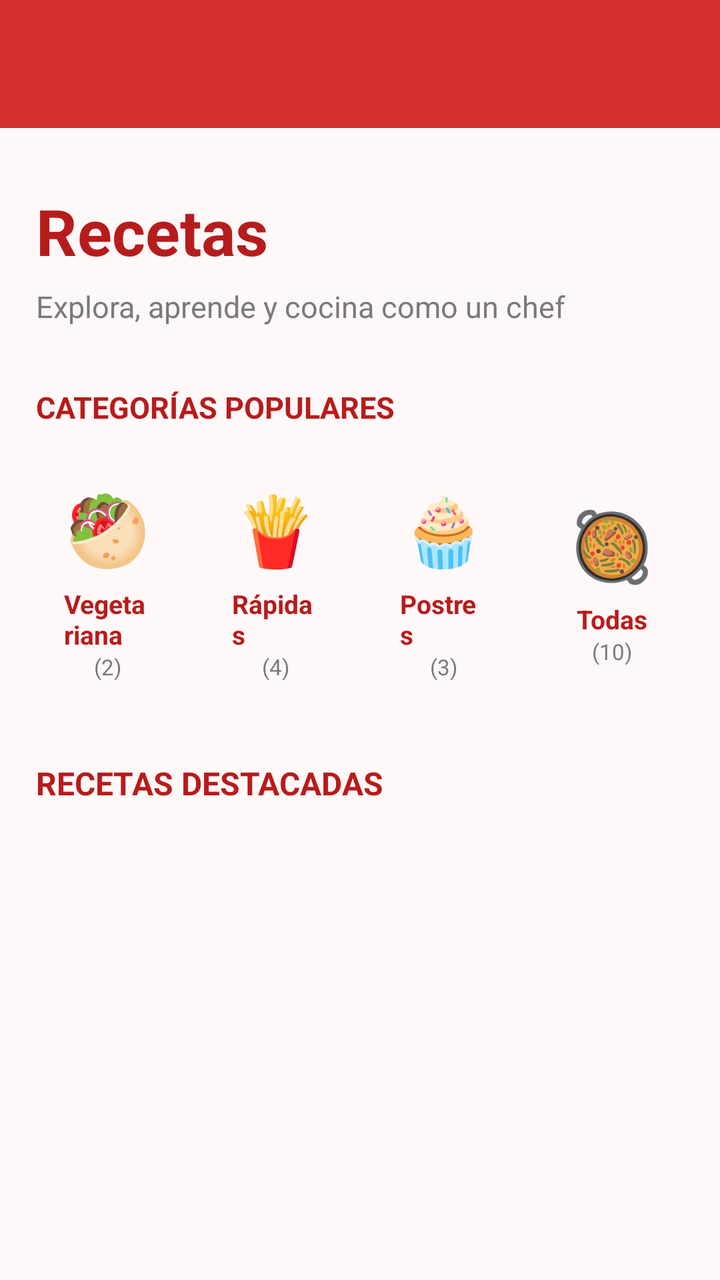
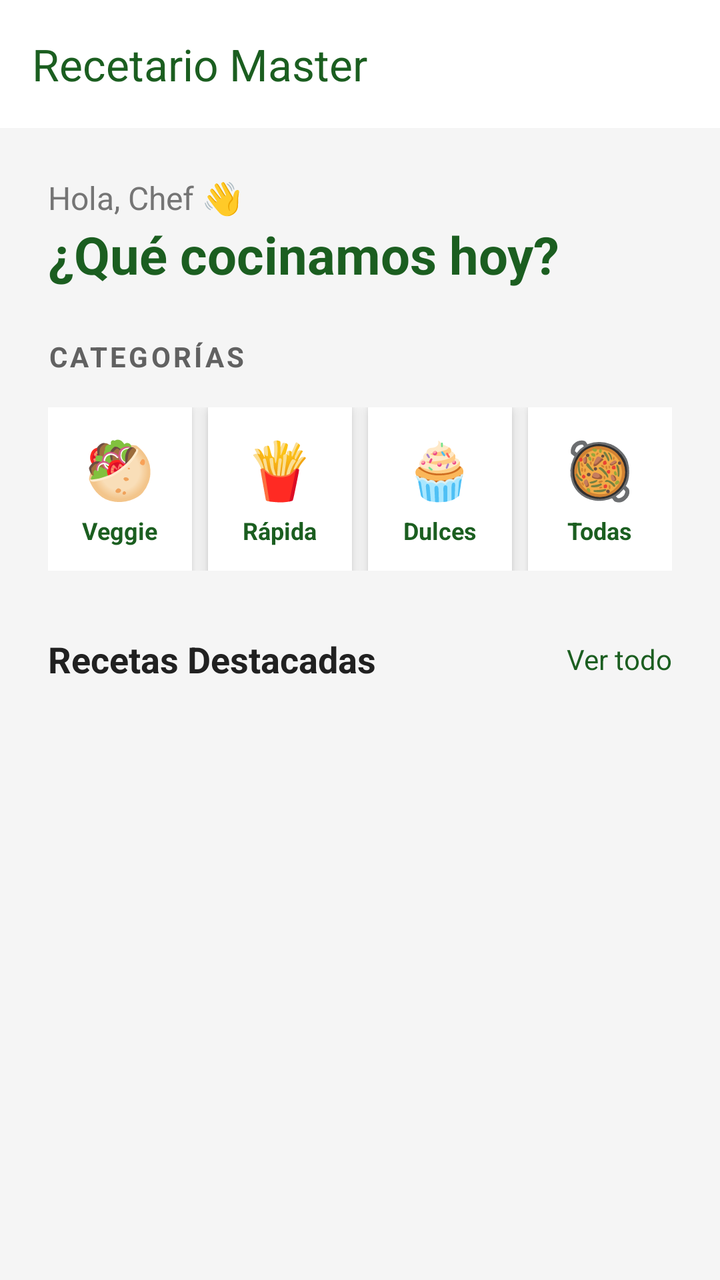

Compare the two renders of this Android layout. The source of the first and the diff that turns it into the second are given below.
<!-- AndroidManifest.xml: application theme Theme.Bibliotecadigital -->
<!-- res/layout/activity_main.xml -->
<?xml version="1.0" encoding="utf-8"?>
<LinearLayout xmlns:android="http://schemas.android.com/apk/res/android"
    android:layout_width="match_parent"
    android:layout_height="match_parent"
    android:orientation="vertical"
    android:background="#FFF8F8">

    
    <androidx.appcompat.widget.Toolbar
        android:id="@+id/toolbar"
        android:layout_width="match_parent"
        android:layout_height="wrap_content"
        android:background="#D32F2F"
        android:elevation="6dp"
        android:title="Recetas"
        android:titleTextColor="#FFFFFF" />

    <ScrollView
        android:layout_width="match_parent"
        android:layout_height="match_parent">

        <LinearLayout
            android:layout_width="match_parent"
            android:layout_height="wrap_content"
            android:orientation="vertical"
            android:padding="18dp">

            
            <TextView
                android:layout_width="match_parent"
                android:layout_height="wrap_content"
                android:text="Recetas"
                android:textSize="32sp"
                android:textStyle="bold"
                android:textColor="#B71C1C"
                android:layout_marginTop="12dp"
                android:layout_marginBottom="6dp" />

            <TextView
                android:layout_width="match_parent"
                android:layout_height="wrap_content"
                android:text="Explora, aprende y cocina como un chef"
                android:textSize="15sp"
                android:textColor="#7A7A7A"
                android:gravity="left"
                android:layout_marginBottom="30dp" />

            
            <TextView
                android:layout_width="match_parent"
                android:layout_height="wrap_content"
                android:text="CATEGORÍAS POPULARES"
                android:textSize="15sp"
                android:textStyle="bold"
                android:textColor="#B71C1C"
                android:layout_marginBottom="14dp" />

            <LinearLayout
                android:layout_width="match_parent"
                android:layout_height="wrap_content"
                android:orientation="horizontal"
                android:gravity="center"
                android:layout_marginBottom="26dp">

                
                
                

                
                <LinearLayout
                    android:id="@+id/btnCategoryVegetariana"
                    android:layout_width="0dp"
                    android:layout_height="wrap_content"
                    android:layout_weight="1"
                    android:padding="14dp"
                    android:background="@drawable/card_red_background"
                    android:orientation="vertical"
                    android:gravity="center"
                    android:layout_marginEnd="6dp">

                    <TextView
                        android:layout_width="wrap_content"
                        android:layout_height="wrap_content"
                        android:text="🥙"
                        android:textSize="34sp"
                        android:layout_marginBottom="6dp" />

                    <TextView
                        android:layout_width="wrap_content"
                        android:layout_height="wrap_content"
                        android:text="Vegetariana"
                        android:textSize="13sp"
                        android:textStyle="bold"
                        android:textColor="#B71C1C" />

                    <TextView
                        android:layout_width="wrap_content"
                        android:layout_height="wrap_content"
                        android:text="(2)"
                        android:textSize="11sp"
                        android:textColor="#7A7A7A" />
                </LinearLayout>

                
                <LinearLayout
                    android:id="@+id/btnCategoryRapida"
                    android:layout_width="0dp"
                    android:layout_height="wrap_content"
                    android:layout_weight="1"
                    android:padding="14dp"
                    android:background="@drawable/card_red_background"
                    android:orientation="vertical"
                    android:gravity="center"
                    android:layout_marginStart="6dp"
                    android:layout_marginEnd="6dp">

                    <TextView
                        android:layout_width="wrap_content"
                        android:layout_height="wrap_content"
                        android:text="🍟"
                        android:textSize="34sp"
                        android:layout_marginBottom="6dp" />

                    <TextView
                        android:layout_width="wrap_content"
                        android:layout_height="wrap_content"
                        android:text="Rápidas"
                        android:textSize="13sp"
                        android:textStyle="bold"
                        android:textColor="#B71C1C" />

                    <TextView
                        android:layout_width="wrap_content"
                        android:layout_height="wrap_content"
                        android:text="(4)"
                        android:textSize="11sp"
                        android:textColor="#7A7A7A" />
                </LinearLayout>

                
                <LinearLayout
                    android:id="@+id/btnCategoryPostres"
                    android:layout_width="0dp"
                    android:layout_height="wrap_content"
                    android:layout_weight="1"
                    android:padding="14dp"
                    android:background="@drawable/card_red_background"
                    android:orientation="vertical"
                    android:gravity="center"
                    android:layout_marginStart="6dp"
                    android:layout_marginEnd="6dp">

                    <TextView
                        android:layout_width="wrap_content"
                        android:layout_height="wrap_content"
                        android:text="🧁"
                        android:textSize="34sp"
                        android:layout_marginBottom="6dp" />

                    <TextView
                        android:layout_width="wrap_content"
                        android:layout_height="wrap_content"
                        android:text="Postres"
                        android:textSize="13sp"
                        android:textStyle="bold"
                        android:textColor="#B71C1C" />

                    <TextView
                        android:layout_width="wrap_content"
                        android:layout_height="wrap_content"
                        android:text="(3)"
                        android:textSize="11sp"
                        android:textColor="#7A7A7A" />
                </LinearLayout>

                
                <LinearLayout
                    android:id="@+id/btnCategoryTodas"
                    android:layout_width="0dp"
                    android:layout_height="wrap_content"
                    android:layout_weight="1"
                    android:padding="14dp"
                    android:background="@drawable/card_red_background"
                    android:orientation="vertical"
                    android:gravity="center"
                    android:layout_marginStart="6dp">

                    <TextView
                        android:layout_width="wrap_content"
                        android:layout_height="wrap_content"
                        android:text="🥘"
                        android:textSize="34sp"
                        android:layout_marginBottom="6dp" />

                    <TextView
                        android:layout_width="wrap_content"
                        android:layout_height="wrap_content"
                        android:text="Todas"
                        android:textSize="13sp"
                        android:textStyle="bold"
                        android:textColor="#B71C1C" />

                    <TextView
                        android:layout_width="wrap_content"
                        android:layout_height="wrap_content"
                        android:text="(10)"
                        android:textSize="11sp"
                        android:textColor="#7A7A7A" />
                </LinearLayout>
            </LinearLayout>

            
            <TextView
                android:layout_width="match_parent"
                android:layout_height="wrap_content"
                android:text="RECETAS DESTACADAS"
                android:textSize="16sp"
                android:textStyle="bold"
                android:textColor="#B71C1C"
                android:layout_marginBottom="10dp" />

            <androidx.recyclerview.widget.RecyclerView
                android:id="@+id/recetasRecyclerView1"
                android:layout_width="match_parent"
                android:layout_height="wrap_content"
                android:layout_marginTop="8dp" />

        </LinearLayout>

    </ScrollView>

</LinearLayout>
<!-- resources referenced by this layout -->
<resources>
  <!-- drawable card_red_background (drawable) -->
  <?xml version="1.0" encoding="utf-8"?>
  <selector xmlns:android="http://schemas.android.com/apk/res/android"
      android:shape="rectangle">
  
      
      <solid android:color="#D32F2F" />
  
      
      <corners android:radius="12dp" />
  
      
      <padding
          android:left="8dp"
          android:top="8dp"
          android:right="8dp"
          android:bottom="8dp" />
  </selector>
  <style name="Theme.Bibliotecadigital" parent="Base.Theme.Bibliotecadigital" />
  <style name="Base.Theme.Bibliotecadigital" parent="Theme.Material3.DayNight.NoActionBar">
          
          
      </style>
</resources>

<!-- the commit's change to res/layout/activity_main.xml (unified diff, before → after) -->
@@ -1,229 +1,227 @@
 <?xml version="1.0" encoding="utf-8"?>
 <LinearLayout xmlns:android="http://schemas.android.com/apk/res/android"
+    xmlns:app="http://schemas.android.com/apk/res-auto"
+    xmlns:tools="http://schemas.android.com/tools"
     android:layout_width="match_parent"
     android:layout_height="match_parent"
     android:orientation="vertical"
-    android:background="#FFF8F8">
-
-    
+    android:background="#F5F5F5">
+
     <androidx.appcompat.widget.Toolbar
         android:id="@+id/toolbar"
         android:layout_width="match_parent"
-        android:layout_height="wrap_content"
-        android:background="#D32F2F"
-        android:elevation="6dp"
-        android:title="Recetas"
-        android:titleTextColor="#FFFFFF" />
+        android:layout_height="?attr/actionBarSize"
+        android:background="@android:color/white"
+        android:elevation="4dp"
+        app:title="Recetario Master"
+        app:titleTextColor="#1B5E20"
+        app:theme="@style/EstiloToolbarVerde"
+        app:popupTheme="@style/EstiloPopupRedondo" />
 
     <ScrollView
         android:layout_width="match_parent"
-        android:layout_height="match_parent">
+        android:layout_height="match_parent"
+        android:scrollbars="none">
 
         <LinearLayout
             android:layout_width="match_parent"
             android:layout_height="wrap_content"
             android:orientation="vertical"
-            android:padding="18dp">
-
-            
+            android:paddingStart="24dp"
+            android:paddingEnd="24dp"
+            android:paddingTop="24dp"
+            android:paddingBottom="24dp">
+
+            <LinearLayout
+                android:layout_width="match_parent"
+                android:layout_height="wrap_content"
+                android:orientation="vertical"
+                android:layout_marginBottom="24dp">
+
+                <TextView
+                    android:layout_width="wrap_content"
+                    android:layout_height="wrap_content"
+                    android:text="Hola, Chef 👋"
+                    android:textSize="16sp"
+                    android:textColor="#757575" />
+
+                <TextView
+                    android:layout_width="wrap_content"
+                    android:layout_height="wrap_content"
+                    android:text="¿Qué cocinamos hoy?"
+                    android:textSize="26sp"
+                    android:textStyle="bold"
+                    android:textColor="#1B5E20" />
+            </LinearLayout>
+
             <TextView
                 android:layout_width="match_parent"
                 android:layout_height="wrap_content"
-                android:text="Recetas"
-                android:textSize="32sp"
+                android:text="CATEGORÍAS"
+                android:textSize="14sp"
                 android:textStyle="bold"
-                android:textColor="#B71C1C"
-                android:layout_marginTop="12dp"
-                android:layout_marginBottom="6dp" />
-
-            <TextView
-                android:layout_width="match_parent"
-                android:layout_height="wrap_content"
-                android:text="Explora, aprende y cocina como un chef"
-                android:textSize="15sp"
-                android:textColor="#7A7A7A"
-                android:gravity="left"
-                android:layout_marginBottom="30dp" />
-
-            
-            <TextView
-                android:layout_width="match_parent"
-                android:layout_height="wrap_content"
-                android:text="CATEGORÍAS POPULARES"
-                android:textSize="15sp"
-                android:textStyle="bold"
-                android:textColor="#B71C1C"
-                android:layout_marginBottom="14dp" />
+                android:letterSpacing="0.1"
+                android:textColor="#616161"
+                android:layout_marginBottom="16dp" />
 
             <LinearLayout
                 android:layout_width="match_parent"
                 android:layout_height="wrap_content"
                 android:orientation="horizontal"
-                android:gravity="center"
-                android:layout_marginBottom="26dp">
-
-                
-                
-                
-
-                
+                android:baselineAligned="false"
+                android:layout_marginBottom="32dp">
+
                 <LinearLayout
                     android:id="@+id/btnCategoryVegetariana"
                     android:layout_width="0dp"
                     android:layout_height="wrap_content"
                     android:layout_weight="1"
-                    android:padding="14dp"
-                    android:background="@drawable/card_red_background"
-                    android:orientation="vertical"
-                    android:gravity="center"
-                    android:layout_marginEnd="6dp">
+                    android:orientation="vertical"
+                    android:gravity="center"
+                    android:padding="12dp"
+                    android:background="@android:color/white"
+                    android:elevation="4dp"
+                    android:layout_marginEnd="8dp">
 
                     <TextView
                         android:layout_width="wrap_content"
                         android:layout_height="wrap_content"
                         android:text="🥙"
-                        android:textSize="34sp"
-                        android:layout_marginBottom="6dp" />
-
-                    <TextView
-                        android:layout_width="wrap_content"
-                        android:layout_height="wrap_content"
-                        android:text="Vegetariana"
-                        android:textSize="13sp"
-                        android:textStyle="bold"
-                        android:textColor="#B71C1C" />
-
-                    <TextView
-                        android:layout_width="wrap_content"
-                        android:layout_height="wrap_content"
-                        android:text="(2)"
-                        android:textSize="11sp"
-                        android:textColor="#7A7A7A" />
-                </LinearLayout>
-
-                
+                        android:textSize="28sp"
+                        android:layout_marginBottom="4dp" />
+
+                    <TextView
+                        android:layout_width="wrap_content"
+                        android:layout_height="wrap_content"
+                        android:text="Veggie"
+                        android:textSize="12sp"
+                        android:textStyle="bold"
+                        android:textColor="#1B5E20"
+                        android:maxLines="1"
+                        android:ellipsize="end"/>
+                </LinearLayout>
+
                 <LinearLayout
                     android:id="@+id/btnCategoryRapida"
                     android:layout_width="0dp"
                     android:layout_height="wrap_content"
                     android:layout_weight="1"
-                    android:padding="14dp"
-                    android:background="@drawable/card_red_background"
-                    android:orientation="vertical"
-                    android:gravity="center"
-                    android:layout_marginStart="6dp"
-                    android:layout_marginEnd="6dp">
+                    android:orientation="vertical"
+                    android:gravity="center"
+                    android:padding="12dp"
+                    android:background="@android:color/white"
+                    android:elevation="4dp"
+                    android:layout_marginEnd="8dp">
 
                     <TextView
                         android:layout_width="wrap_content"
                         android:layout_height="wrap_content"
                         android:text="🍟"
-                        android:textSize="34sp"
-                        android:layout_marginBottom="6dp" />
-
-                    <TextView
-                        android:layout_width="wrap_content"
-                        android:layout_height="wrap_content"
-                        android:text="Rápidas"
-                        android:textSize="13sp"
-                        android:textStyle="bold"
-                        android:textColor="#B71C1C" />
-
-                    <TextView
-                        android:layout_width="wrap_content"
-                        android:layout_height="wrap_content"
-                        android:text="(4)"
-                        android:textSize="11sp"
-                        android:textColor="#7A7A7A" />
-                </LinearLayout>
-
-                
+                        android:textSize="28sp"
+                        android:layout_marginBottom="4dp" />
+
+                    <TextView
+                        android:layout_width="wrap_content"
+                        android:layout_height="wrap_content"
+                        android:text="Rápida"
+                        android:textSize="12sp"
+                        android:textStyle="bold"
+                        android:textColor="#1B5E20"
+                        android:maxLines="1"
+                        android:ellipsize="end"/>
+                </LinearLayout>
+
                 <LinearLayout
                     android:id="@+id/btnCategoryPostres"
                     android:layout_width="0dp"
                     android:layout_height="wrap_content"
                     android:layout_weight="1"
-                    android:padding="14dp"
-                    android:background="@drawable/card_red_background"
-                    android:orientation="vertical"
-                    android:gravity="center"
-                    android:layout_marginStart="6dp"
-                    android:layout_marginEnd="6dp">
+                    android:orientation="vertical"
+                    android:gravity="center"
+                    android:padding="12dp"
+                    android:background="@android:color/white"
+                    android:elevation="4dp"
+                    android:layout_marginEnd="8dp">
 
                     <TextView
                         android:layout_width="wrap_content"
                         android:layout_height="wrap_content"
                         android:text="🧁"
-                        android:textSize="34sp"
-                        android:layout_marginBottom="6dp" />
-
-                    <TextView
-                        android:layout_width="wrap_content"
-                        android:layout_height="wrap_content"
-                        android:text="Postres"
-                        android:textSize="13sp"
-                        android:textStyle="bold"
-                        android:textColor="#B71C1C" />
-
-                    <TextView
-                        android:layout_width="wrap_content"
-                        android:layout_height="wrap_content"
-                        android:text="(3)"
-                        android:textSize="11sp"
-                        android:textColor="#7A7A7A" />
-                </LinearLayout>
-
-                
+                        android:textSize="28sp"
+                        android:layout_marginBottom="4dp" />
+
+                    <TextView
+                        android:layout_width="wrap_content"
+                        android:layout_height="wrap_content"
+                        android:text="Dulces"
+                        android:textSize="12sp"
+                        android:textStyle="bold"
+                        android:textColor="#1B5E20"
+                        android:maxLines="1"
+                        android:ellipsize="end"/>
+                </LinearLayout>
+
                 <LinearLayout
                     android:id="@+id/btnCategoryTodas"
                     android:layout_width="0dp"
                     android:layout_height="wrap_content"
                     android:layout_weight="1"
-                    android:padding="14dp"
-                    android:background="@drawable/card_red_background"
-                    android:orientation="vertical"
-                    android:gravity="center"
-                    android:layout_marginStart="6dp">
+                    android:orientation="vertical"
+                    android:gravity="center"
+                    android:padding="12dp"
+                    android:background="@android:color/white"
+                    android:elevation="4dp">
 
                     <TextView
                         android:layout_width="wrap_content"
                         android:layout_height="wrap_content"
                         android:text="🥘"
-                        android:textSize="34sp"
-                        android:layout_marginBottom="6dp" />
+                        android:textSize="28sp"
+                        android:layout_marginBottom="4dp" />
 
                     <TextView
                         android:layout_width="wrap_content"
                         android:layout_height="wrap_content"
                         android:text="Todas"
-                        android:textSize="13sp"
-                        android:textStyle="bold"
-                        android:textColor="#B71C1C" />
-
-                    <TextView
-                        android:layout_width="wrap_content"
-                        android:layout_height="wrap_content"
-                        android:text="(10)"
-                        android:textSize="11sp"
-                        android:textColor="#7A7A7A" />
-                </LinearLayout>
+                        android:textSize="12sp"
+                        android:textStyle="bold"
+                        android:textColor="#1B5E20"
+                        android:maxLines="1"
+                        android:ellipsize="end"/>
+                </LinearLayout>
+
             </LinearLayout>
 
-            
-            <TextView
-                android:layout_width="match_parent"
-                android:layout_height="wrap_content"
-                android:text="RECETAS DESTACADAS"
-                android:textSize="16sp"
-                android:textStyle="bold"
-                android:textColor="#B71C1C"
-                android:layout_marginBottom="10dp" />
+            <LinearLayout
+                android:layout_width="match_parent"
+                android:layout_height="wrap_content"
+                android:orientation="horizontal"
+                android:gravity="center_vertical"
+                android:layout_marginBottom="12dp">
+
+                <TextView
+                    android:layout_width="0dp"
+                    android:layout_height="wrap_content"
+                    android:layout_weight="1"
+                    android:text="Recetas Destacadas"
+                    android:textSize="18sp"
+                    android:textStyle="bold"
+                    android:textColor="#212121" />
+
+                <TextView
+                    android:layout_width="wrap_content"
+                    android:layout_height="wrap_content"
+                    android:text="Ver todo"
+                    android:textSize="14sp"
+                    android:textColor="#1B5E20" />
+            </LinearLayout>
 
             <androidx.recyclerview.widget.RecyclerView
                 android:id="@+id/recetasRecyclerView1"
                 android:layout_width="match_parent"
                 android:layout_height="wrap_content"
-                android:layout_marginTop="8dp" />
+                android:nestedScrollingEnabled="false"
+                android:overScrollMode="never" />
 
         </LinearLayout>
 
<!-- resource entries referenced after the edit -->
@@ -1,24 +1,24 @@
 <!-- resources referenced by this layout -->
 <resources>
-  <!-- drawable card_red_background (drawable) -->
+  <style name="EstiloPopupRedondo" parent="ThemeOverlay.AppCompat.Light">
+          <item name="android:popupBackground">@drawable/bg_rounded_menu</item>
+          <item name="android:textColor">#263238</item>
+          <item name="android:elevation">8dp</item>
+      </style>
+  <style name="EstiloToolbarVerde" parent="ThemeOverlay.AppCompat.ActionBar">
+          <item name="android:textColorPrimary">#1B5E20</item>
+          <item name="android:textColorSecondary">#1B5E20</item>
+          <item name="colorControlNormal">#1B5E20</item>
+          <item name="android:tint">#1B5E20</item>
+      </style>
+  <style name="Theme.Bibliotecadigital" parent="Base.Theme.Bibliotecadigital" />
+  <!-- drawable bg_rounded_menu (drawable) -->
   <?xml version="1.0" encoding="utf-8"?>
-  <selector xmlns:android="http://schemas.android.com/apk/res/android"
-      android:shape="rectangle">
-  
-      
-      <solid android:color="#D32F2F" />
-  
-      
-      <corners android:radius="12dp" />
-  
-      
-      <padding
-          android:left="8dp"
-          android:top="8dp"
-          android:right="8dp"
-          android:bottom="8dp" />
-  </selector>
-  <style name="Theme.Bibliotecadigital" parent="Base.Theme.Bibliotecadigital" />
+  <shape xmlns:android="http://schemas.android.com/apk/res/android">
+      <solid android:color="#FFFFFF" />
+      <corners android:radius="16dp" />
+      <padding android:left="12dp" android:top="8dp" android:right="12dp" android:bottom="8dp"/>
+  </shape>
   <style name="Base.Theme.Bibliotecadigital" parent="Theme.Material3.DayNight.NoActionBar">
           
           
